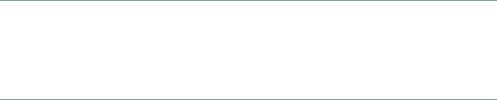
The window that src/track.ui (keshavbhatt/SnapHerald) describes before a commit, drawn with Qt 5.
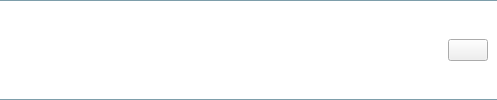
The same window after the commit. Icons and pictures are not drawn. Custom widgets are drawn as their Qt base class.

Commit message: updated list widget item style

```diff
--- a/src/track.ui
+++ b/src/track.ui
@@ -38,7 +38,7 @@
     <widget class="QWidget" name="widget" native="true">
      <property name="styleSheet">
       <string notr="true"> QWidget#widget
-       {color: silver;
+       {
 		  
          background-image:url(:/icons/texture.png);
 		 background-clip: border;
@@ -46,10 +46,6 @@
  		 border-top: 1px solid rgba(40,93,115,153) ;
  		 border-bottom: 1px solid rgba(40,93,115,153) ;
 
-		background-color: qlineargradient(spread:reflect,
-                 x1:1, y1:0, x2:1, y2:1, stop:0 
-                rgba(24, 25, 26, 10), stop:1 
-                rgba(24, 25, 26, 120));
 }
 </string>
      </property>
@@ -195,7 +191,7 @@
            </sizepolicy>
           </property>
           <property name="styleSheet">
-           <string notr="true">border:none;</string>
+           <string notr="true"/>
           </property>
           <property name="text">
            <string/>
```
Left out of the diff: 2 changed lines with no effect on the pictures.
